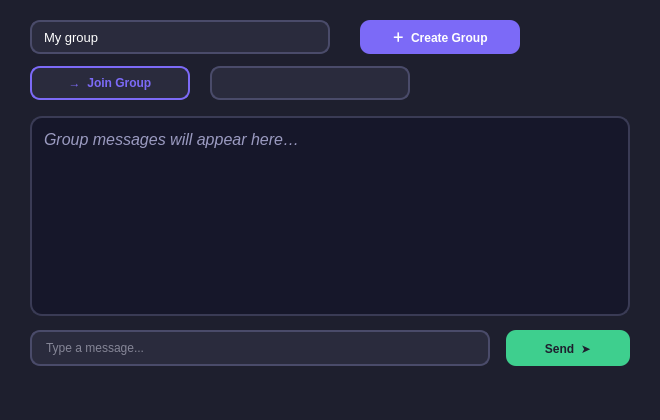
The window that src/gui/GroupWindow.ui (marwanH1795/Campus-Connect-Project-Sara---Karim---Mohamed---Marwan-) describes before a commit, drawn with Qt 5.
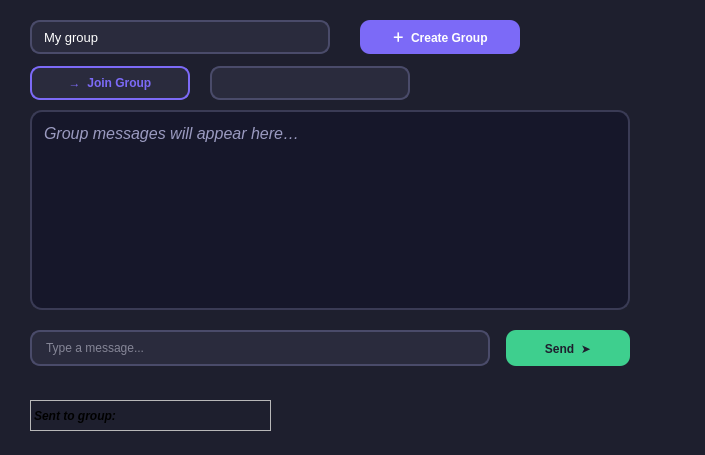
The same window after the commit.

Commit message: Final integrated UI with working public and group chat

What changed in the file:
```diff
--- a/src/gui/GroupWindow.ui
+++ b/src/gui/GroupWindow.ui
@@ -6,8 +6,8 @@
    <rect>
     <x>0</x>
     <y>0</y>
-    <width>660</width>
-    <height>420</height>
+    <width>705</width>
+    <height>455</height>
    </rect>
   </property>
   <property name="windowTitle">
@@ -195,16 +195,26 @@
 
   <widget class="QTextEdit" name="groupDisplay">
    <property name="geometry">
-    <rect><x>30</x><y>116</y><width>600</width><height>200</height></rect>
-   </property>
-   <property name="html">
-    <string>&lt;!DOCTYPE HTML&gt;&lt;html&gt;&lt;body style="font-family:'Segoe UI'; font-size:12pt; color:#9a9ac0;"&gt;
-    &lt;p style="margin:6px 0;"&gt;&lt;i&gt;Group messages will appear here…&lt;/i&gt;&lt;/p&gt;
-    &lt;/body&gt;&lt;/html&gt;</string>
+    <rect>
+     <x>30</x>
+     <y>110</y>
+     <width>600</width>
+     <height>200</height>
+    </rect>
    </property>
    <property name="readOnly">
     <bool>true</bool>
    </property>
+   <property name="html">
+    <string>&lt;!DOCTYPE HTML PUBLIC &quot;-//W3C//DTD HTML 4.0//EN&quot; &quot;http://www.w3.org/TR/REC-html40/strict.dtd&quot;&gt;
+&lt;html&gt;&lt;head&gt;&lt;meta name=&quot;qrichtext&quot; content=&quot;1&quot; /&gt;&lt;meta charset=&quot;utf-8&quot; /&gt;&lt;style type=&quot;text/css&quot;&gt;
+p, li { white-space: pre-wrap; }
+hr { height: 1px; border-width: 0; }
+li.unchecked::marker { content: &quot;\2610&quot;; }
+li.checked::marker { content: &quot;\2612&quot;; }
+&lt;/style&gt;&lt;/head&gt;&lt;body style=&quot; font-family:'Segoe UI','Arial','sans-serif'; font-size:12px; font-weight:400; font-style:normal;&quot;&gt;
+&lt;p style=&quot; margin-top:6px; margin-bottom:6px; margin-left:0px; margin-right:0px; -qt-block-indent:0; text-indent:0px;&quot;&gt;&lt;span style=&quot; font-family:'Segoe UI'; font-size:12pt; font-style:italic; color:#9a9ac0;&quot;&gt;Group messages will appear here…&lt;/span&gt;&lt;span style=&quot; font-family:'Segoe UI'; font-size:12pt; color:#9a9ac0;&quot;&gt; &lt;/span&gt;&lt;/p&gt;&lt;/body&gt;&lt;/html&gt;</string>
+   </property>
   </widget>
 
   <widget class="QLineEdit" name="groupMessageInput">
@@ -224,7 +234,34 @@
     <string>Send  ➤</string>
    </property>
   </widget>
-
+  <widget class="QLabel" name="statusLabel">
+   <property name="geometry">
+    <rect>
+     <x>30</x>
+     <y>400</y>
+     <width>241</width>
+     <height>31</height>
+    </rect>
+   </property>
+   <property name="font">
+    <font>
+     <italic>true</italic>
+     <bold>true</bold>
+    </font>
+   </property>
+   <property name="frameShape">
+    <enum>QFrame::Shape::StyledPanel</enum>
+   </property>
+   <property name="lineWidth">
+    <number>0</number>
+   </property>
+   <property name="text">
+    <string>Sent to group: </string>
+   </property>
+   <property name="textFormat">
+    <enum>Qt::TextFormat::AutoText</enum>
+   </property>
+  </widget>
  </widget>
  <resources/>
  <connections/>
```
Left out of the diff: 65 changed lines with no effect on the pictures. The commit also changes 16 other files.
